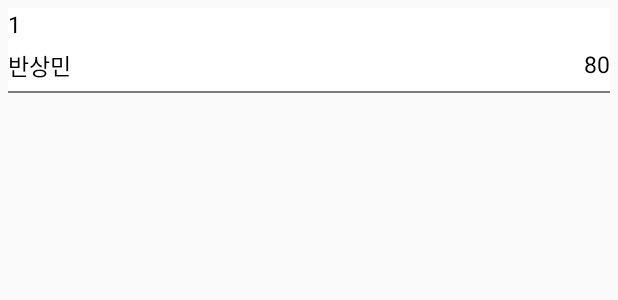
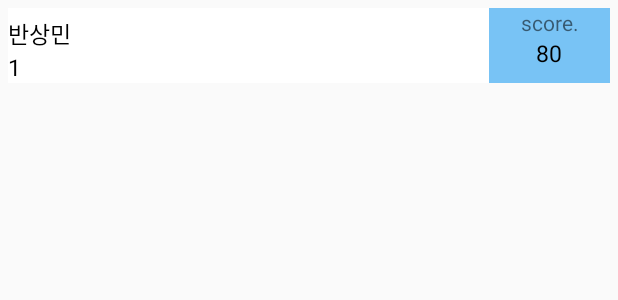
Before and after one commit to blxckdog7702/dictation_teacher, an Android app: the layout item_quiz_result.xml on its own in the app's theme, with its tools: preview values and no code run, on a phone screen of 412 x 824 dp. Shown: the top 300 px of the screen. Run offline under Robolectric (Android 15) with nearby library versions, the phone set to English and light mode, and no system bars.

Commit message:
[수정] quiz result list 디자인 수정

```diff
--- a/app/src/main/java/com/blackdog/dictation_teacher/Adapter/QuizResultListAdapter.java
+++ b/app/src/main/java/com/blackdog/dictation_teacher/Adapter/QuizResultListAdapter.java
@@ -72,7 +72,7 @@ public class QuizResultListAdapter extends RecyclerView.Adapter<QuizResultListAd
 
 //        Log.d("quizHistory",quizHistory.getQuizNumber()+"");
         holder.tv_name.setText(quizResult.getStudentName());
-        holder.tv_score.setText("score : " + quizResult.getScore().toString());
+        holder.tv_score.setText(quizResult.getScore().toString());
         holder.tv_quiz_number.setText(correctString);
 
         holder.layout.setOnClickListener(new View.OnClickListener() {
--- a/app/src/main/res/layout/item_quiz_result.xml
+++ b/app/src/main/res/layout/item_quiz_result.xml
@@ -6,6 +6,31 @@
     android:orientation="vertical"
     android:background="#ffffff"
     android:id="@+id/layout_item_quiz_result">
+
+    <LinearLayout
+        android:layout_width="match_parent"
+        android:layout_height="wrap_content"
+        android:orientation="horizontal"
+        android:layout_weight="10"
+        >
+
+
+
+        <LinearLayout
+            android:layout_width="0dp"
+            android:layout_height="wrap_content"
+            android:layout_weight="8"
+            android:orientation="vertical"
+            android:layout_marginTop="5dp">
+
+
+            <TextView
+                android:id="@+id/tv_name"
+                android:text="반상민"
+                android:textColor="#000000"
+                android:textSize="15dp"
+                android:layout_width="wrap_content"
+                android:layout_height="wrap_content" />
 
             <TextView
                 android:id="@+id/tv_quiz_number"
@@ -17,36 +42,29 @@
                 android:singleLine="false"
                 android:layout_marginRight="50dp"/>
 
-    <RelativeLayout
+        </LinearLayout>
+
+        <LinearLayout
+            android:layout_width="0dp"
+            android:layout_height="50dp"
+            android:layout_weight="2"
+            android:orientation="vertical"
+            android:background="#78c3f5">
+            <TextView
                 android:layout_width="match_parent"
                 android:layout_height="wrap_content"
-        android:layout_marginTop="5dp">
-
-        <TextView
-            android:id="@+id/tv_name"
-            android:text="반상민"
-            android:textColor="#000000"
-            android:textSize="15dp"
-            android:layout_width="wrap_content"
-            android:layout_height="wrap_content" />
-
+                android:textAlignment="center"
+                android:text="score."/>
             <TextView
                 android:id="@+id/tv_score"
                 android:text="80"
                 android:textColor="#000000"
                 android:textSize="15dp"
-            android:layout_width="wrap_content"
+                android:layout_width="match_parent"
                 android:layout_height="wrap_content"
-            android:layout_alignParentRight="true"/>
-
-
-    </RelativeLayout>
-
-
-    <LinearLayout
-        android:layout_width="match_parent"
-        android:layout_height="1dp"
-        android:background="#7c7c7c"
-        android:layout_marginTop="5dp"/>
+                android:textAlignment="center"/>
+        </LinearLayout>
 
     </LinearLayout>
+
+</LinearLayout>
```
Lines whose indentation alone changed are shown as unchanged.
